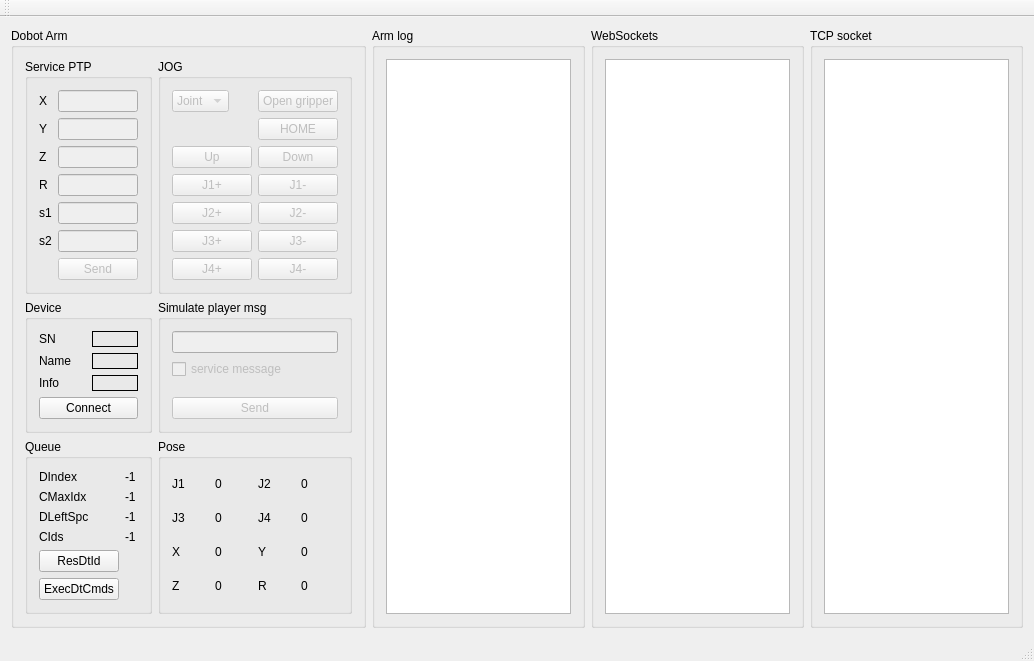
First picture: the form in mainwindow.ui, repository marianexyx/DobotChess, before the edit.
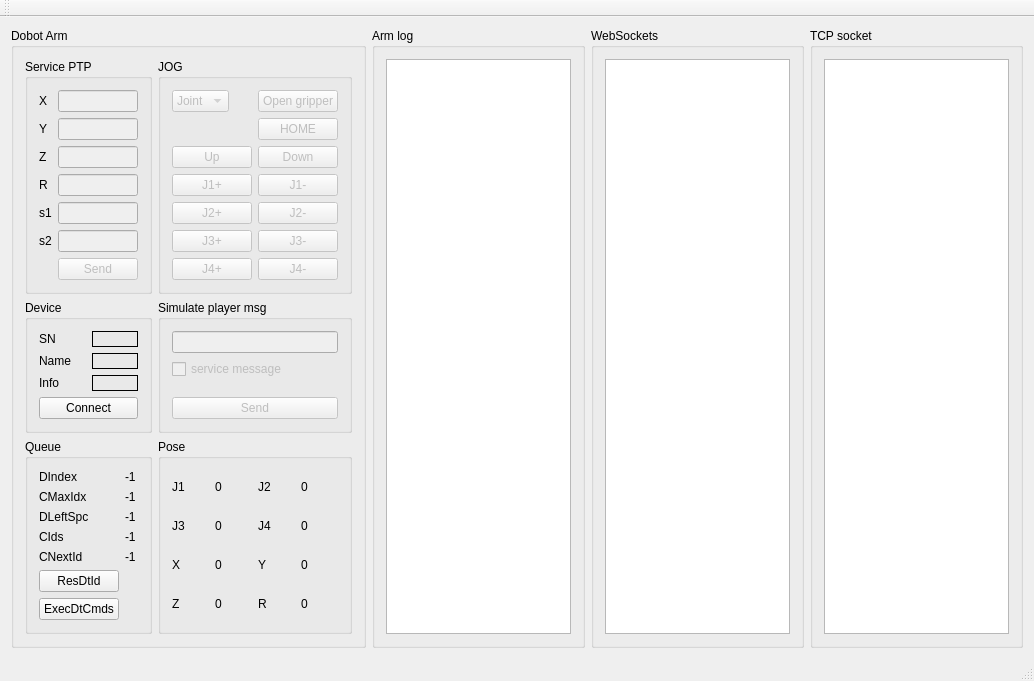
Second picture: the form after the edit.

```diff
--- a/mainwindow.ui
+++ b/mainwindow.ui
@@ -7,7 +7,7 @@
     <x>0</x>
     <y>0</y>
     <width>1034</width>
-    <height>640</height>
+    <height>643</height>
    </rect>
   </property>
   <property name="windowTitle">
@@ -631,7 +631,7 @@
             </property>
            </widget>
           </item>
-          <item row="4" column="0">
+          <item row="5" column="0">
            <widget class="QPushButton" name="resetDobotIndexBtn">
             <property name="text">
              <string>ResDtId</string>
@@ -652,13 +652,27 @@
             </property>
            </widget>
           </item>
-          <item row="5" column="0">
+          <item row="6" column="0">
            <widget class="QPushButton" name="executeDobotComandsBtn">
             <property name="text">
              <string>ExecDtCmds</string>
             </property>
            </widget>
           </item>
+          <item row="4" column="0">
+           <widget class="QLabel" name="label_22">
+            <property name="text">
+             <string>CNextId</string>
+            </property>
+           </widget>
+          </item>
+          <item row="4" column="1">
+           <widget class="QLabel" name="CoreNextIdLabel">
+            <property name="text">
+             <string>-1</string>
+            </property>
+           </widget>
+          </item>
          </layout>
         </widget>
        </item>
```
